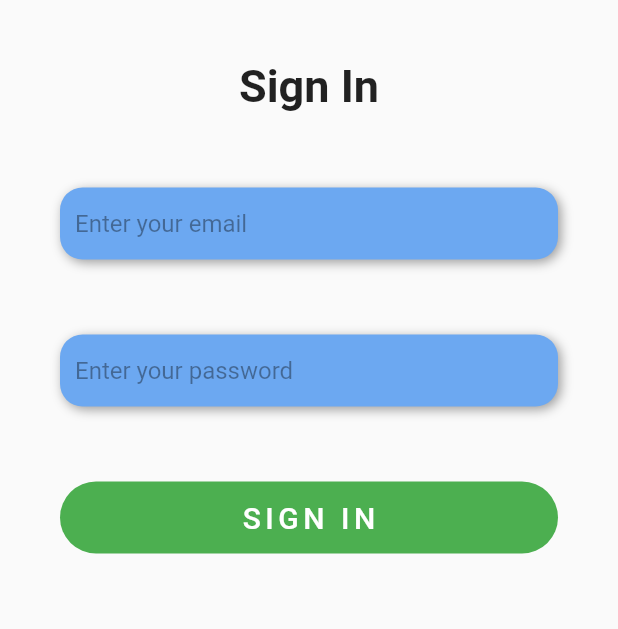
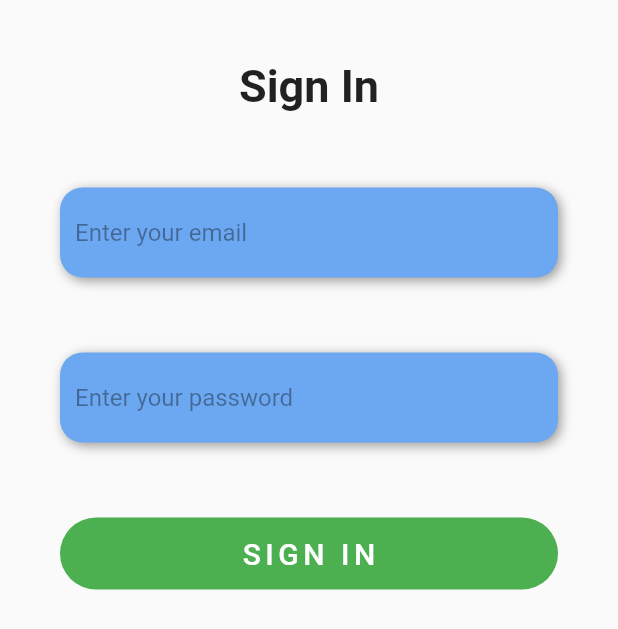
Before and after one commit to ILoveBacteria/namakala, a Flutter app: the Login screen opened directly, on a phone screen of 412 x 824 dp. Shown: the top 629 px of the screen. Run offline on Flutter 3.47's test engine with Material 2 defaults, Android fonts, the phone set to English and light mode, and no system bars; Roboto replaces fonts that are missing (OpenSans).

Commit message:
login.dart refactored

```diff
--- a/lib/screens/login.dart
+++ b/lib/screens/login.dart
@@ -32,8 +32,10 @@ class _LoginState extends State<Login> {
     );
   }
 
-  Widget _buildEmail() {
+  Widget _fieldContainer(Widget child) {
     return Container(
+      height: 60.0,
+      alignment: Alignment.centerLeft,
       padding: const EdgeInsets.only(left: 10.0),
       decoration: BoxDecoration(
         color: const Color(0xFF6CA8F1),
@@ -46,38 +48,32 @@ class _LoginState extends State<Login> {
           ),
         ],
       ),
-      child: const TextField(
+      child: child
+    );
+  }
+
+  Widget _buildEmail() {
+    return _fieldContainer(
+      const TextField(
         keyboardType: TextInputType.emailAddress,
         decoration: InputDecoration(
           // labelText: 'Email',
             hintText: 'Enter your email',
             hintStyle: TextStyle(fontFamily: 'OpenSans', color: Colors.black38),
             border: InputBorder.none),
-      ),
+      )
     );
   }
 
   Widget _buildPassword() {
-    return Container(
-      padding: const EdgeInsets.only(left: 10.0),
-      decoration: BoxDecoration(
-        color: const Color(0xFF6CA8F1),
-        borderRadius: BorderRadius.circular(15.0),
-        boxShadow: const [
-          BoxShadow(
-            color: Colors.black38,
-            blurRadius: 6.0,
-            offset: Offset(2, 2),
-          ),
-        ],
-      ),
-      child: const TextField(
+    return _fieldContainer(
+      const TextField(
       obscureText: true,
       decoration: InputDecoration(
           hintText: 'Enter your password',
           hintStyle: TextStyle(fontFamily: 'OpenSans', color: Colors.black38),
           border: InputBorder.none),
-      ),
+      )
     );
   }
 
```
Lines whose indentation alone changed are shown as unchanged.
